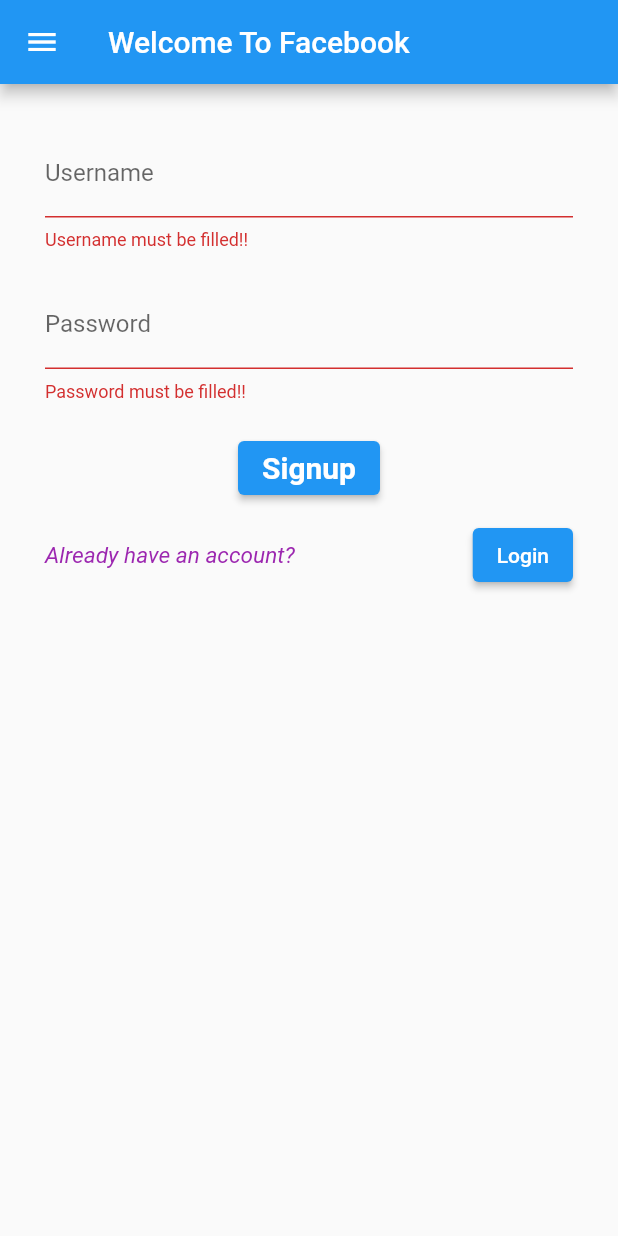
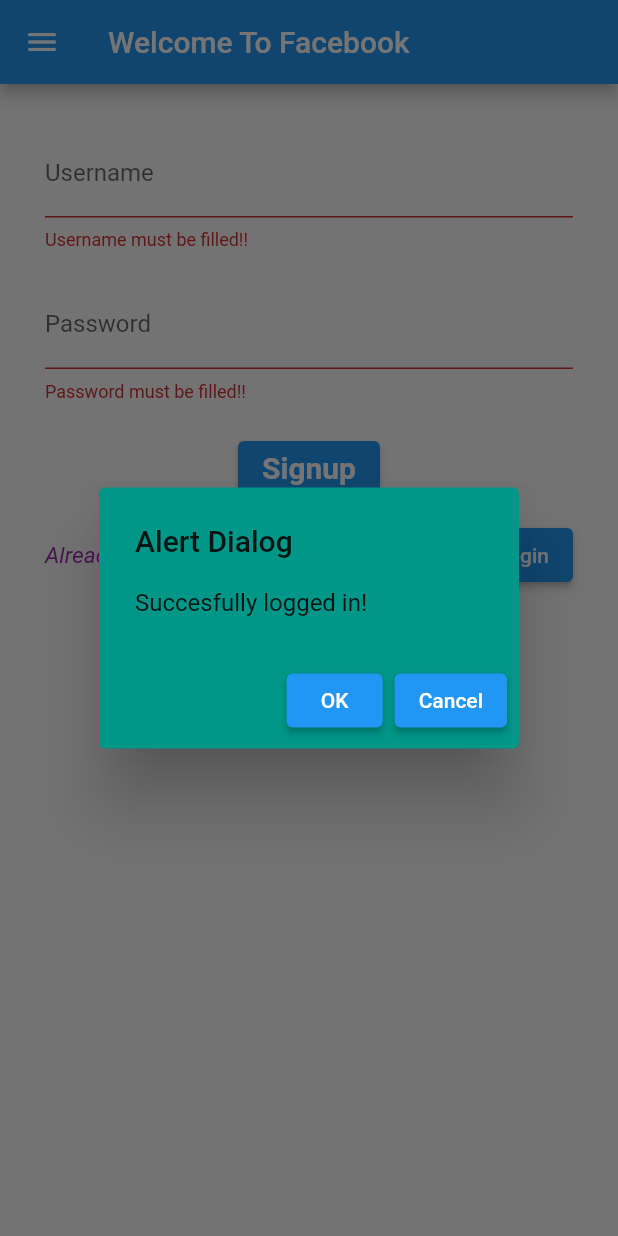
Before and after one commit to SherchanStrikes/Registration, a Flutter app: the screen it shows after launch, after a tap on "Signup", after a tap on "Login", on a phone screen of 412 x 824 dp. Run offline on Flutter 3.47's test engine with Material 2 defaults, Android fonts, the phone set to English and light mode, and no system bars; our stand-ins replace fluttertoast.

Commit message:
alert dialog

```diff
--- a/lib/screen/toastExam.dart
+++ b/lib/screen/toastExam.dart
@@ -9,10 +9,37 @@ class toast extends StatefulWidget {
 }
 
 class _toastState extends State<toast> {
+
   TextEditingController user = TextEditingController();
   TextEditingController pw = TextEditingController();
+  String result = "";
+  final _formkey = GlobalKey<FormState>();
 
-  final _formkey = GlobalKey<FormState>();
+  showAlertDialog(BuildContext context) {
+    Widget okbtn = ElevatedButton(onPressed: () {
+      Navigator.of(context).pop();
+
+      Fluttertoast.showToast(msg: "Goodbye!!",gravity: ToastGravity.CENTER,backgroundColor: Colors.red);
+    },
+      child: const Text("OK"),);
+    Widget cnclbtn = ElevatedButton(onPressed: () {
+      Navigator.of(context).pop();
+    }, child: const Text("Cancel"));
+    AlertDialog alert = AlertDialog(
+      backgroundColor: Colors.teal,
+      elevation: 20.0,
+
+      title: const Text("Alert Dialog"),
+      content: const Text("Succesfully logged in!"),
+      actions: [
+        okbtn,
+        cnclbtn
+      ],
+    );
+    showDialog(context: context, builder: (BuildContext context){
+      return alert;
+    });
+  }
 
   @override
   Widget build(BuildContext context) {
@@ -86,7 +113,8 @@ class _toastState extends State<toast> {
                       controller: pw,
                       keyboardType: TextInputType.name,
                       decoration: InputDecoration(
-                      hintText: "Enter your password", labelText: "Password"),
+                          hintText: "Enter your password",
+                          labelText: "Password"),
                     ),
                     SizedBox(
                       height: 20,
@@ -95,11 +123,18 @@ class _toastState extends State<toast> {
                       onPressed: () {
                         if (_formkey.currentState!.validate()) {
                           setState(() {
-
+                            Fluttertoast.showToast(
+                                msg: "Signed Up!!",
+                                toastLength: Toast.LENGTH_SHORT,
+                                gravity: ToastGravity.CENTER,
+                                timeInSecForIosWeb: 1,
+                                backgroundColor: Colors.green,
+                                textColor: Colors.black12);
                           });
                         } else {
                           ScaffoldMessenger.of(context).showSnackBar(
-                          const SnackBar(content: Text('Something Wrong!')));
+                              const SnackBar(content: Text(
+                                  'Something Wrong!')));
                         }
                       },
                       child: const Text('Signup'),
@@ -115,17 +150,20 @@ class _toastState extends State<toast> {
                     ),
                     Row(
                       mainAxisAlignment: MainAxisAlignment.spaceBetween,
-                  children:[
+                      children: [
                         const Text(
                           "Already have an account?",
                           style: TextStyle(
                             fontSize: 15,
                             color: Colors.purple,
                             fontStyle: FontStyle.italic,
-
                           ),
                         ),
-                  ElevatedButton(onPressed: (){}, child: const Text("Login"))
+                        ElevatedButton(
+                            onPressed: () {
+                              showAlertDialog(context);
+                            },
+                            child: const Text("Login"))
                       ],
                     )
                   ],
```
Lines whose indentation alone changed are shown as unchanged.
